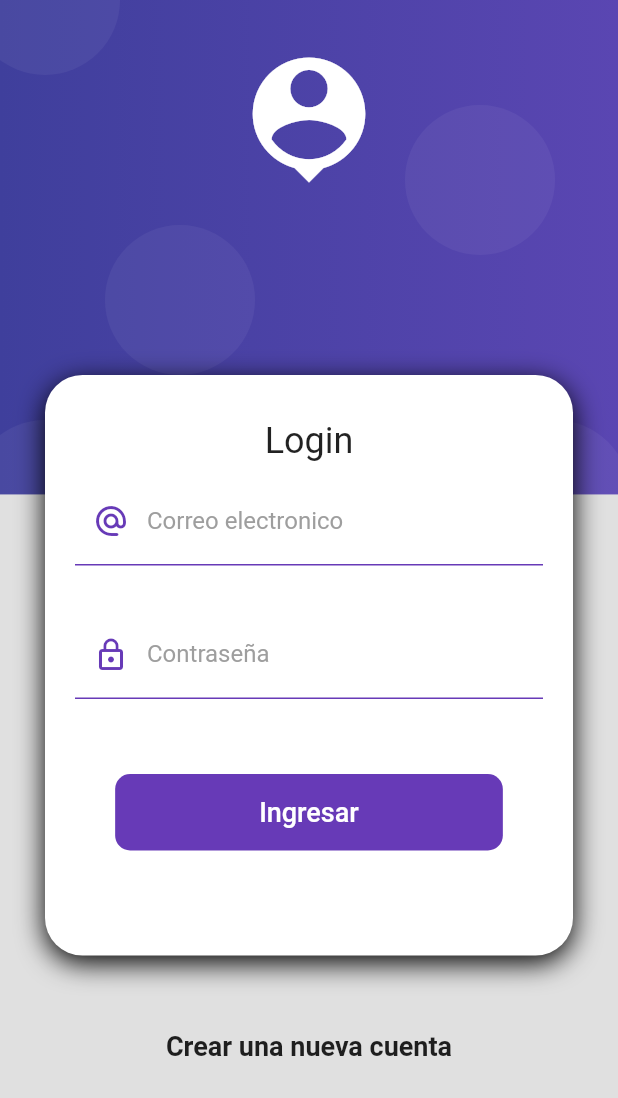
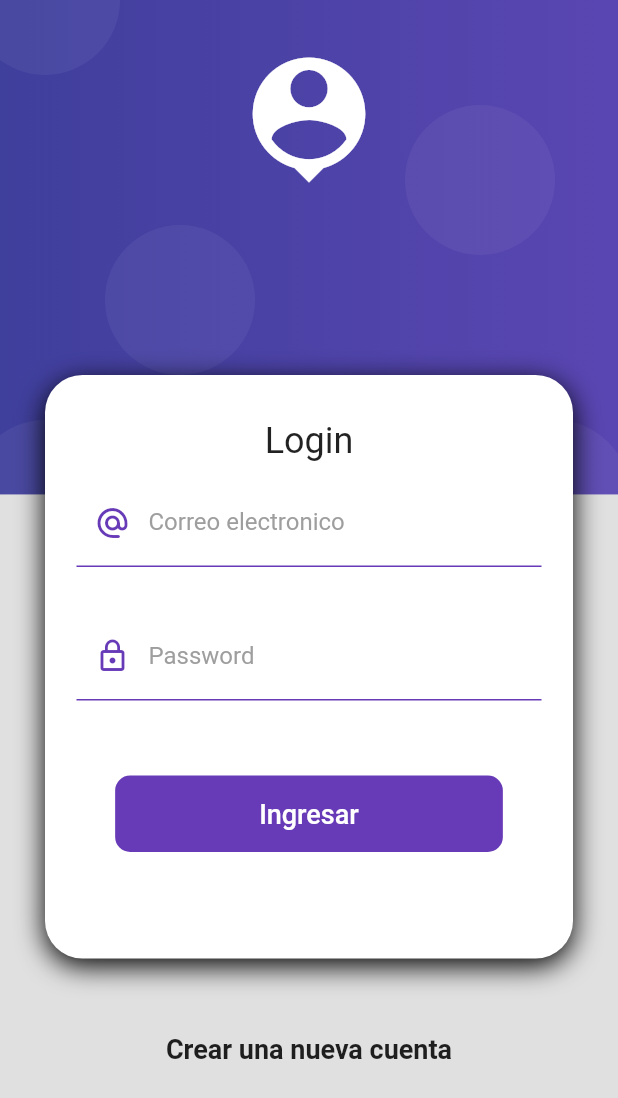
Before and after one commit to DivadRod/products_app, a Flutter app: the screen it shows after launch, on a phone screen of 412 x 824 dp. Shown: the top 1098 px of the screen. Run offline on Flutter 3.47's test engine with Material 2 defaults, Android fonts, the phone set to English and light mode, and no system bars.

Commit message:
email&password -Form Validation

```diff
--- a/lib/screens/login_screen.dart
+++ b/lib/screens/login_screen.dart
@@ -28,7 +28,8 @@ class LoginScreen extends StatelessWidget {
             const Text(
               'Crear una nueva cuenta',
               style: TextStyle(fontSize: 18, fontWeight: FontWeight.bold),
-            )
+            ),
+            const SizedBox(height: 50),
           ],
         )),
       ),
@@ -42,7 +43,9 @@ class _Formulario extends StatelessWidget {
   @override
   Widget build(BuildContext context) {
     return Container(
+      padding: const EdgeInsets.symmetric(horizontal: 1, vertical: 1),
       child: Form(
+          autovalidateMode: AutovalidateMode.onUserInteraction,
           child: Column(
             children: [
               TextFormField(
@@ -52,30 +55,48 @@ class _Formulario extends StatelessWidget {
                     hintText: 'email.address@gmail.com',
                     labelText: 'Correo electronico',
                     prefixIcon: Icons.alternate_email_rounded),
+                validator: (value) {
+                  String pattern =
+                      r'^(([^<>()[\]\\.,;:\s@\"]+(\.[^<>()[\]\\.,;:\s@\"]+)*)|(\".+\"))@((\[[0-9]{1,3}\.[0-9]{1,3}\.[0-9]{1,3}\.[0-9]{1,3}\])|(([a-zA-Z\-0-9]+\.)+[a-zA-Z]{2,}))$';
+                  RegExp regExp = new RegExp(pattern);
+
+                  return regExp.hasMatch(value ?? '')
+                      ? null
+                      : 'Ingrese un correo';
+                },
               ),
               const SizedBox(height: 30),
               TextFormField(
                 autocorrect: false,
                 keyboardType: TextInputType.emailAddress,
                 decoration: InputDecorations.authInputDecoration(
-                hintText: 'Password',
-                labelText: 'Contraseña',
+                  hintText: '*******',
+                  labelText: 'Password',
                   prefixIcon: Icons.lock_outline,
-              )),
+                ),
+                validator: (value) {
+                  return (value != null && value.length >= 6)
+                      ? null
+                      : 'Password must be 6 characters';
+                },
+              ),
               const SizedBox(height: 50),
               MaterialButton(
-            shape:
-                RoundedRectangleBorder(borderRadius: BorderRadius.circular(10)),
+                shape: RoundedRectangleBorder(
+                    borderRadius: BorderRadius.circular(10)),
                 color: Colors.deepPurple,
                 elevation: 0,
                 child: Container(
-              padding: const EdgeInsets.symmetric(horizontal: 80, vertical: 15),
+                  padding:
+                      const EdgeInsets.symmetric(horizontal: 80, vertical: 15),
                   child: const Text(
                     'Ingresar',
                     style: TextStyle(fontSize: 18, color: Colors.white),
                   ),
                 ),
-            onPressed: () {},
+                onPressed: () {
+                  //TODO: Login
+                },
               ),
               const SizedBox(height: 50),
             ],
```
Lines whose indentation alone changed are shown as unchanged.
